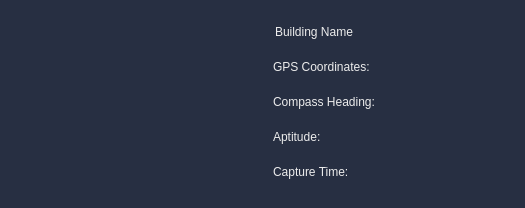
This is src/rqt_gcs/resources/AccessPointStats.ui in CSUN-SERL/lcar-bot as Qt 5 draws it before an edit. The edited form follows.
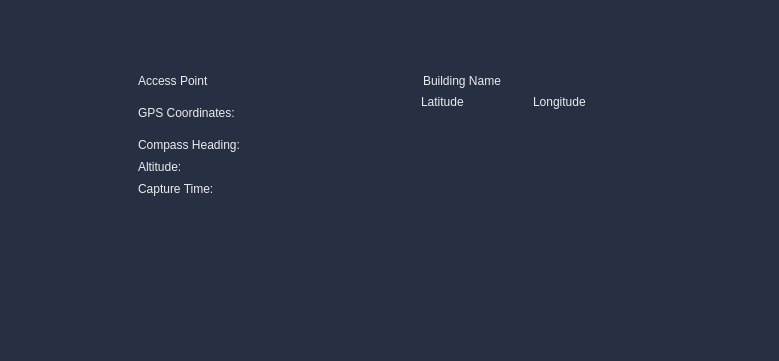
This is the edited form.

Commit message: Access points Update

Diff of the .ui file:
```diff
--- a/src/rqt_gcs/resources/AccessPointStats.ui
+++ b/src/rqt_gcs/resources/AccessPointStats.ui
@@ -6,8 +6,8 @@
    <rect>
     <x>0</x>
     <y>0</y>
-    <width>525</width>
-    <height>208</height>
+    <width>779</width>
+    <height>361</height>
    </rect>
   </property>
   <property name="windowTitle">
@@ -22,55 +22,175 @@
 border-radius: 5px;</string>
   </property>
   <layout class="QGridLayout" name="gridLayout">
-   <item row="0" column="0" rowspan="5">
-    <widget class="QGraphicsView" name="graphicsView"/>
+   <item row="0" column="0">
+    <layout class="QGridLayout" name="accessPointStatsLayout">
+     <item row="1" column="0">
+      <widget class="QLabel" name="gpsCoordinateLabel">
+       <property name="maximumSize">
+        <size>
+         <width>150</width>
+         <height>25</height>
+        </size>
+       </property>
+       <property name="text">
+        <string>GPS Coordinates:</string>
+       </property>
+      </widget>
+     </item>
+     <item row="3" column="0">
+      <widget class="QLabel" name="alitudeLabel">
+       <property name="text">
+        <string>Altitude:</string>
+       </property>
+      </widget>
+     </item>
+     <item row="4" column="0">
+      <widget class="QLabel" name="captureTimeLabel">
+       <property name="text">
+        <string>Capture Time:</string>
+       </property>
+      </widget>
+     </item>
+     <item row="1" column="1">
+      <layout class="QGridLayout" name="GPSLayout">
+       <item row="0" column="0">
+        <widget class="QLabel" name="latitudeLabel">
+         <property name="maximumSize">
+          <size>
+           <width>75</width>
+           <height>75</height>
+          </size>
+         </property>
+         <property name="text">
+          <string>Latitude</string>
+         </property>
+        </widget>
+       </item>
+       <item row="1" column="1">
+        <widget class="QLineEdit" name="longitudeLineEdit">
+         <property name="sizePolicy">
+          <sizepolicy hsizetype="Fixed" vsizetype="Fixed">
+           <horstretch>0</horstretch>
+           <verstretch>0</verstretch>
+          </sizepolicy>
+         </property>
+         <property name="text">
+          <string/>
+         </property>
+        </widget>
+       </item>
+       <item row="1" column="0">
+        <widget class="QLineEdit" name="latitudeLineEdit">
+         <property name="sizePolicy">
+          <sizepolicy hsizetype="Fixed" vsizetype="Fixed">
+           <horstretch>0</horstretch>
+           <verstretch>0</verstretch>
+          </sizepolicy>
+         </property>
+         <property name="text">
+          <string/>
+         </property>
+        </widget>
+       </item>
+       <item row="0" column="1">
+        <widget class="QLabel" name="longitudeLabel">
+         <property name="maximumSize">
+          <size>
+           <width>75</width>
+           <height>75</height>
+          </size>
+         </property>
+         <property name="text">
+          <string>Longitude</string>
+         </property>
+        </widget>
+       </item>
+      </layout>
+     </item>
+     <item row="0" column="1">
+      <widget class="QLineEdit" name="buildingNameLine">
+       <property name="sizePolicy">
+        <sizepolicy hsizetype="Fixed" vsizetype="Fixed">
+         <horstretch>0</horstretch>
+         <verstretch>0</verstretch>
+        </sizepolicy>
+       </property>
+       <property name="text">
+        <string>Building Name</string>
+       </property>
+      </widget>
+     </item>
+     <item row="0" column="0">
+      <widget class="QLabel" name="accessPointLabel">
+       <property name="text">
+        <string>Access Point</string>
+       </property>
+      </widget>
+     </item>
+     <item row="4" column="1">
+      <widget class="QLineEdit" name="captureTimeLineEdit">
+       <property name="sizePolicy">
+        <sizepolicy hsizetype="Fixed" vsizetype="Fixed">
+         <horstretch>0</horstretch>
+         <verstretch>0</verstretch>
+        </sizepolicy>
+       </property>
+       <property name="minimumSize">
+        <size>
+         <width>1</width>
+         <height>0</height>
+        </size>
+       </property>
+      </widget>
+     </item>
+     <item row="2" column="0">
+      <widget class="QLabel" name="compassHeadingLabel">
+       <property name="text">
+        <string>Compass Heading:</string>
+       </property>
+      </widget>
+     </item>
+     <item row="3" column="1">
+      <widget class="QLineEdit" name="altitudeLineEdit">
+       <property name="sizePolicy">
+        <sizepolicy hsizetype="Fixed" vsizetype="Fixed">
+         <horstretch>0</horstretch>
+         <verstretch>0</verstretch>
+        </sizepolicy>
+       </property>
+      </widget>
+     </item>
+     <item row="2" column="1">
+      <widget class="QLineEdit" name="compassHeadingLineEdit">
+       <property name="sizePolicy">
+        <sizepolicy hsizetype="Fixed" vsizetype="Fixed">
+         <horstretch>0</horstretch>
+         <verstretch>0</verstretch>
+        </sizepolicy>
+       </property>
+      </widget>
+     </item>
+    </layout>
    </item>
-   <item row="0" column="1">
-    <widget class="QLineEdit" name="bulidingNameLine">
-     <property name="text">
-      <string>Building Name</string>
+   <item row="1" column="0">
+    <widget class="Line" name="line">
+     <property name="orientation">
+      <enum>Qt::Horizontal</enum>
      </property>
     </widget>
    </item>
-   <item row="1" column="1">
-    <widget class="QLabel" name="gpsCoordinateLabel">
-     <property name="text">
-      <string>GPS Coordinates:</string>
+   <item row="2" column="0">
+    <spacer name="horizontalSpacer">
+     <property name="orientation">
+      <enum>Qt::Horizontal</enum>
      </property>
-    </widget>
-   </item>
-   <item row="1" column="2">
-    <widget class="QLineEdit" name="gpsCoordinatesLineEdit"/>
-   </item>
-   <item row="2" column="1">
-    <widget class="QLabel" name="compassHeadingLabel">
-     <property name="text">
-      <string>Compass Heading:</string>
+     <property name="sizeHint" stdset="0">
+      <size>
+       <width>40</width>
+       <height>18</height>
+      </size>
      </property>
-    </widget>
-   </item>
-   <item row="2" column="2">
-    <widget class="QLineEdit" name="compassHeadingLineEdit"/>
-   </item>
-   <item row="3" column="1">
-    <widget class="QLabel" name="apitudeLabel">
-     <property name="text">
-      <string>Aptitude:</string>
-     </property>
-    </widget>
-   </item>
-   <item row="3" column="2">
-    <widget class="QLineEdit" name="aptitudeLineEdit"/>
-   </item>
-   <item row="4" column="1">
-    <widget class="QLabel" name="captureTimeLabel">
-     <property name="text">
-      <string>Capture Time:</string>
-     </property>
-    </widget>
-   </item>
-   <item row="4" column="2">
-    <widget class="QLineEdit" name="captureTimeLineEdit"/>
+    </spacer>
    </item>
   </layout>
  </widget>
```
Left out of the diff: 5 changed lines with no effect on the pictures. The commit also changes 3 other files.
